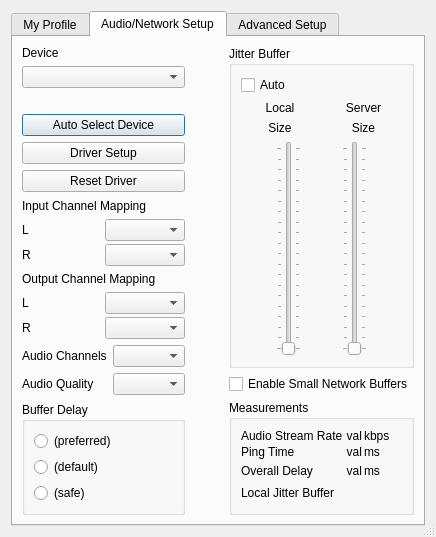
npostavs/jamulus, file src/clientsettingsdlgbase.ui: the form before one commit.
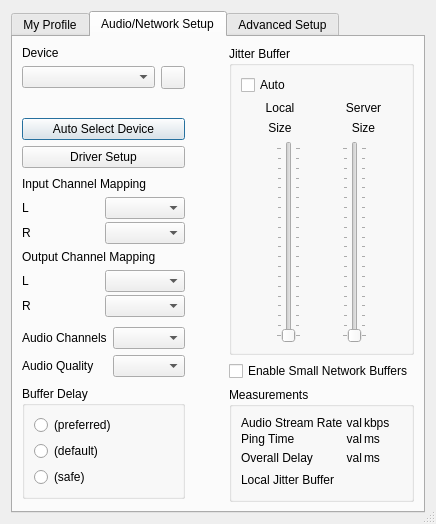
The form after the commit. The open tabs and pages were chosen to show the change. Icons and pictures are not drawn. Custom widgets are drawn as their Qt base class.

Commit message: Use an icon for the Reset Driver button

Patch:
```diff
--- a/src/clientsettingsdlgbase.ui
+++ b/src/clientsettingsdlgbase.ui
@@ -327,6 +327,8 @@
             </widget>
            </item>
            <item>
+             <layout class="QHBoxLayout" name="horizontalLayout_Soundcard">
+           <item>
             <widget class="QComboBox" name="cbxSoundcard">
              <property name="sizePolicy">
               <sizepolicy hsizetype="Preferred" vsizetype="Fixed">
@@ -342,6 +344,15 @@
              </property>
             </widget>
            </item>
+               <item>
+                 <widget class="QToolButton" name="butDriverReset">
+                   <property name="toolTip">
+                     <string>Reset Driver</string>
+                   </property>
+                 </widget>
+               </item>
+             </layout>
+           </item>
            <item>
             <spacer name="verticalSpacer_3">
              <property name="orientation">
@@ -385,13 +396,6 @@
              </property>
             </widget>
            </item>
-           <item>
-            <widget class="QPushButton" name="butDriverReset">
-             <property name="text">
-              <string>Reset Driver</string>
-             </property>
-            </widget>
-           </item>
            <item>
             <spacer name="verticalSpacer_5">
              <property name="orientation">
```
The commit also changes 1 other file.
